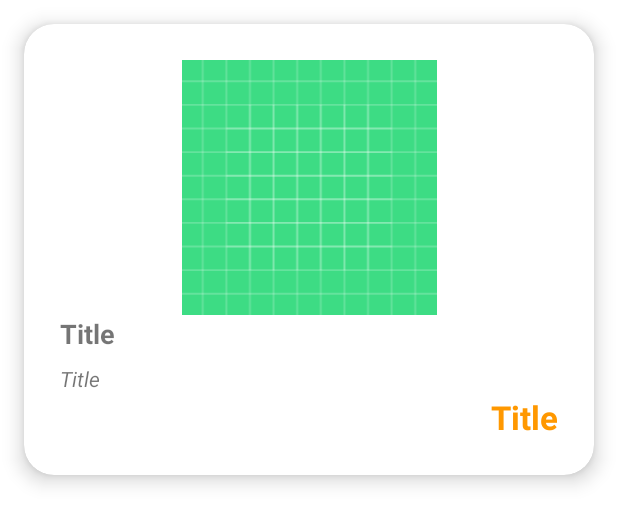
After one commit to arthurcordova/resumo_geral, an Android app: the layout item_product.xml on its own in the app's theme, with its tools: preview values and no code run, on a phone screen of 412 x 824 dp. The commit adds this screen. Shown: the top 524 px of the screen. Run offline under Robolectric (Android 15) with nearby library versions, the phone set to English and light mode, and no system bars.

Commit message:
Lista de produtos

```diff
--- a/app/src/main/java/com/proway/resumogeral/LoginActivity.kt
+++ b/app/src/main/java/com/proway/resumogeral/LoginActivity.kt
@@ -102,10 +102,8 @@ class LoginActivity : AppCompatActivity(), Callback<LoginResponse> {
      */
     override fun onResponse(call: Call<LoginResponse>, response: Response<LoginResponse>) {
         if (response.body() != null) {
-            println("ERRO 1")
             val loginResponse = response.body()!!
             if (loginResponse.isError()) {
-                println("ERRO 2")
                 snackBar(inputEmail, R.string.usuario_invalido)
             } else {
                 Intent(this, MainActivity::class.java).apply {
@@ -113,7 +111,6 @@ class LoginActivity : AppCompatActivity(), Callback<LoginResponse> {
                 }
             }
         } else {
-            println("ERRO 3")
             snackBar(inputEmail, R.string.usuario_invalido)
         }
     }
@@ -122,7 +119,7 @@ class LoginActivity : AppCompatActivity(), Callback<LoginResponse> {
      * Retrofit chama automaticamente esta função quando um erro de conexão ou conversão json.
      */
     override fun onFailure(call: Call<LoginResponse>, t: Throwable) {
-        snackBar(inputEmail, R.string.usuario_invalido)
+          snackBar(inputEmail, R.string.usuario_invalido)
     }
 
 
--- a/app/src/main/java/com/proway/resumogeral/service/Authentication.kt
+++ b/app/src/main/java/com/proway/resumogeral/service/AuthenticationService.kt
@@ -6,7 +6,7 @@ import retrofit2.Call
 import retrofit2.http.Body
 import retrofit2.http.POST
 
-interface Authentication {
+interface AuthenticationService {
 
     /**
      * Retrofit irá ler esta classe para montar uma implementaçao
--- a/app/src/main/java/com/proway/resumogeral/utils/Extensions.kt
+++ b/app/src/main/java/com/proway/resumogeral/utils/Extensions.kt
@@ -24,7 +24,7 @@ fun AppCompatActivity.snackBar(view: View, @StringRes resId: Int) {
     hideKeyboard()
 
     // Chama a funcao de para customizar a snackbar
-    setupSnackBar(view, resId, R.color.red).apply {
+    setupSnackBar(view, resId).apply {
         // mostra a snackbar na tela
         this.show()
     }
@@ -48,13 +48,11 @@ fun AppCompatActivity.hideKeyboard() {
  */
 private fun AppCompatActivity.setupSnackBar(
     v: View,
-    @StringRes resId: Int,
-    @ColorRes color: Int
+    @StringRes resId: Int
 ): Snackbar {
     // Criamos a instancia da snackBar e fazemos algumas modificaçoes.
     // Mudamos a orientacao do texto e a cor de background.
     return Snackbar.make(v, resId, Snackbar.LENGTH_LONG).apply {
-        view.setBackgroundColor(getColor(color))
         view.findViewById<TextView>(com.google.android.material.R.id.snackbar_text).apply {
             gravity = Gravity.CENTER
             textAlignment = View.TEXT_ALIGNMENT_CENTER
--- /dev/null
+++ b/app/src/main/res/layout/item_product.xml
@@ -0,0 +1,78 @@
+<?xml version="1.0" encoding="utf-8"?>
+<androidx.constraintlayout.widget.ConstraintLayout xmlns:android="http://schemas.android.com/apk/res/android"
+    xmlns:app="http://schemas.android.com/apk/res-auto"
+    xmlns:tools="http://schemas.android.com/tools"
+    android:layout_width="match_parent"
+    android:layout_height="wrap_content">
+
+    <androidx.cardview.widget.CardView
+        android:layout_width="match_parent"
+        android:layout_height="wrap_content"
+        android:layout_margin="16dp"
+        app:cardCornerRadius="20dp"
+        app:cardElevation="8dp"
+        app:layout_constraintBottom_toBottomOf="parent"
+        app:layout_constraintEnd_toEndOf="parent"
+        app:layout_constraintStart_toStartOf="parent"
+        app:layout_constraintTop_toTopOf="parent">
+
+        <androidx.constraintlayout.widget.ConstraintLayout
+            android:layout_width="match_parent"
+            android:layout_height="match_parent"
+            android:padding="24dp">
+
+            <ImageView
+                android:id="@+id/productImageView"
+                android:layout_width="0dp"
+                android:layout_height="170dp"
+                android:src="@drawable/ic_launcher_background"
+                app:layout_constraintEnd_toEndOf="parent"
+                app:layout_constraintStart_toStartOf="parent"
+                app:layout_constraintTop_toTopOf="parent" />
+
+            <TextView
+                android:id="@+id/titleTextView"
+                android:layout_width="match_parent"
+                android:layout_height="wrap_content"
+                android:maxLines="1"
+                android:textSize="18sp"
+                android:textStyle="bold"
+                app:layout_constraintEnd_toEndOf="parent"
+                app:layout_constraintStart_toStartOf="parent"
+                app:layout_constraintTop_toBottomOf="@+id/productImageView"
+                tools:text="Title" />
+
+            <TextView
+                android:id="@+id/subtitleTextView"
+                android:layout_width="match_parent"
+                android:layout_height="wrap_content"
+                android:layout_marginTop="8dp"
+                android:maxLines="2"
+                android:textStyle="italic"
+                app:layout_constraintEnd_toEndOf="parent"
+                app:layout_constraintStart_toStartOf="parent"
+                app:layout_constraintTop_toBottomOf="@+id/titleTextView"
+                tools:text="Title" />
+
+            <TextView
+                android:id="@+id/priceTextView"
+                android:layout_width="match_parent"
+                android:layout_height="wrap_content"
+                android:layout_marginTop="1dp"
+                android:maxLines="1"
+                android:textAlignment="textEnd"
+                android:textColor="@color/orange"
+                android:textSize="22sp"
+                android:textStyle="bold"
+                app:layout_constraintBottom_toBottomOf="parent"
+                app:layout_constraintEnd_toEndOf="parent"
+                app:layout_constraintStart_toStartOf="parent"
+
+                app:layout_constraintTop_toBottomOf="@+id/subtitleTextView"
+                tools:text="Title" />
+
+        </androidx.constraintlayout.widget.ConstraintLayout>
+
+    </androidx.cardview.widget.CardView>
+
+</androidx.constraintlayout.widget.ConstraintLayout>
--- a/app/src/main/res/values/colors.xml
+++ b/app/src/main/res/values/colors.xml
@@ -8,4 +8,5 @@
     <color name="black">#FF000000</color>
     <color name="white">#FFFFFFFF</color>
     <color name="red">#C61E57</color>
+    <color name="orange">#FF9800</color>
 </resources>
```
Also changed, not shown: app/build.gradle (+7 -1 lines), app/src/main/java/com/proway/resumogeral/MainActivity.kt (+44 -1 lines), app/src/main/java/com/proway/resumogeral/adapter/ProductAdapter.kt (added, +61 -0 lines), app/src/main/java/com/proway/resumogeral/model/Product.kt (added, +18 -0 lines), app/src/main/java/com/proway/resumogeral/service/ProductService.kt (added, +16 -0 lines), app/src/main/java/com/proway/resumogeral/service/RetrofitBuilder.kt (+10 -2 lines), app/src/main/res/drawable/ic_baseline_image_24.xml (added, +10 -0 lines), app/src/main/res/layout/activity_main.xml (+9 -7 lines).
